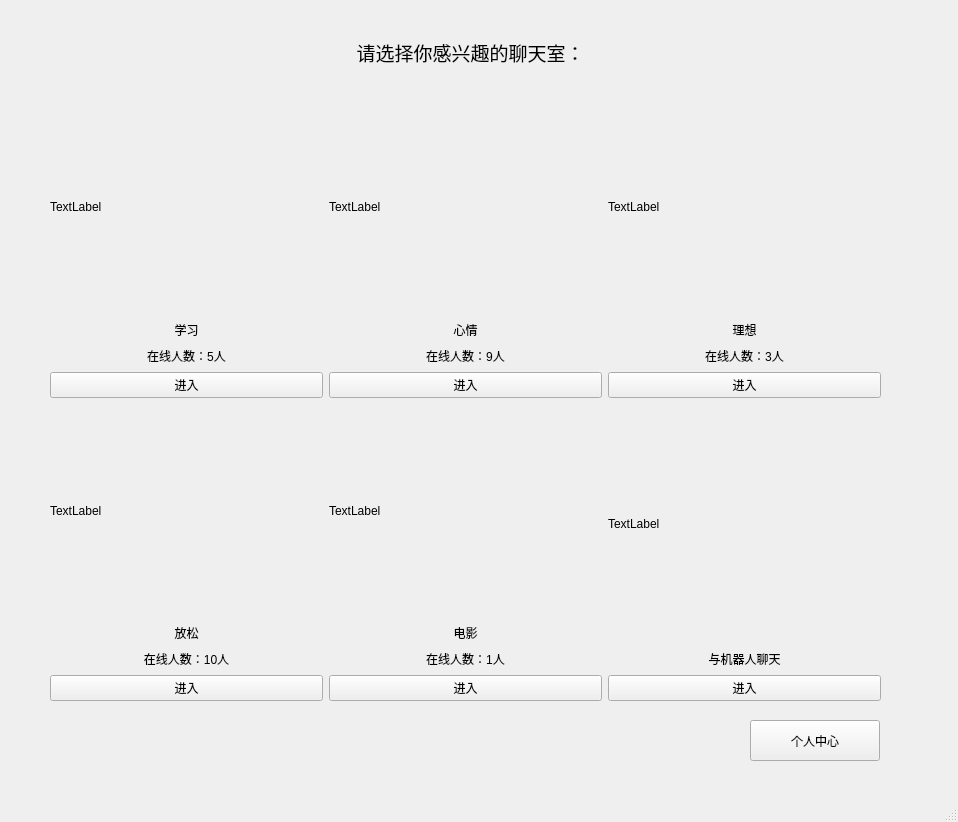
Old version of the form qt/home.ui in the repository kevin2li/network-programming-curriculum-project.
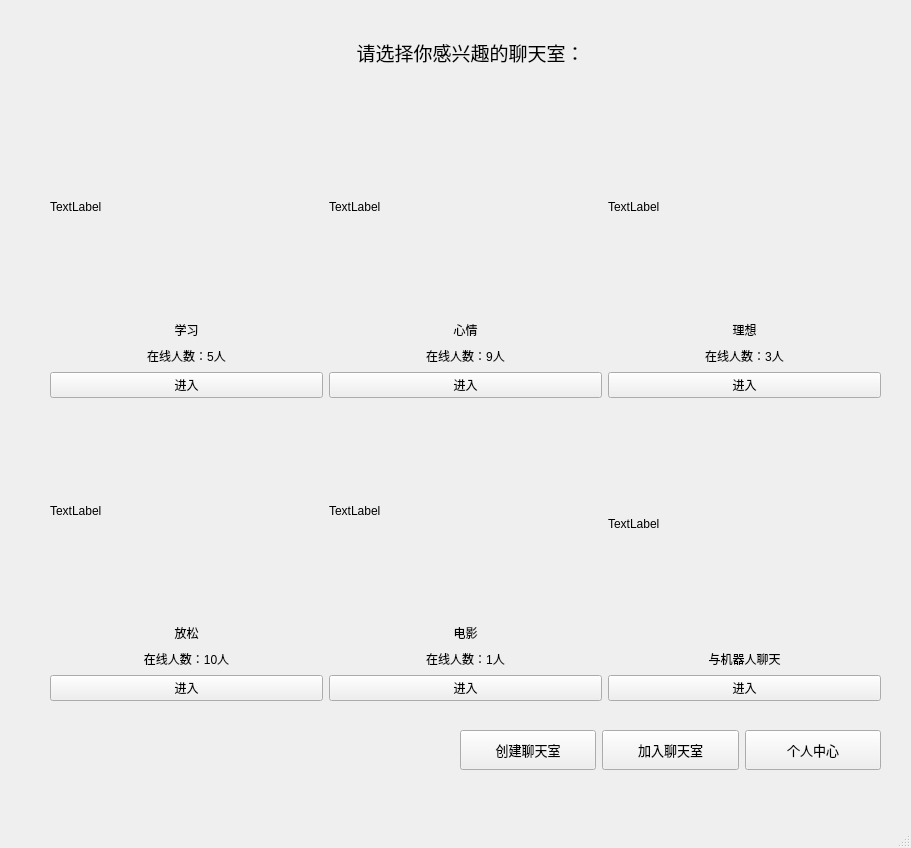
New version of the form.

What changed in the file:
```diff
--- a/qt/home.ui
+++ b/qt/home.ui
@@ -6,8 +6,8 @@
    <rect>
     <x>0</x>
     <y>0</y>
-    <width>958</width>
-    <height>822</height>
+    <width>911</width>
+    <height>848</height>
    </rect>
   </property>
   <property name="windowTitle">
@@ -367,18 +367,71 @@
      <set>Qt::AlignCenter</set>
     </property>
    </widget>
-   <widget class="QPushButton" name="pushButton_7">
+   <widget class="QWidget" name="layoutWidget">
     <property name="geometry">
      <rect>
-      <x>750</x>
-      <y>720</y>
-      <width>130</width>
-      <height>41</height>
+      <x>460</x>
+      <y>710</y>
+      <width>421</width>
+      <height>81</height>
      </rect>
     </property>
-    <property name="text">
-     <string>个人中心</string>
-    </property>
+    <layout class="QHBoxLayout" name="horizontalLayout">
+     <item>
+      <widget class="QPushButton" name="pushButton_9">
+       <property name="minimumSize">
+        <size>
+         <width>0</width>
+         <height>40</height>
+        </size>
+       </property>
+       <property name="font">
+        <font>
+         <pointsize>10</pointsize>
+        </font>
+       </property>
+       <property name="text">
+        <string>创建聊天室</string>
+       </property>
+      </widget>
+     </item>
+     <item>
+      <widget class="QPushButton" name="pushButton_8">
+       <property name="minimumSize">
+        <size>
+         <width>0</width>
+         <height>40</height>
+        </size>
+       </property>
+       <property name="font">
+        <font>
+         <pointsize>10</pointsize>
+        </font>
+       </property>
+       <property name="text">
+        <string>加入聊天室</string>
+       </property>
+      </widget>
+     </item>
+     <item>
+      <widget class="QPushButton" name="pushButton_7">
+       <property name="minimumSize">
+        <size>
+         <width>0</width>
+         <height>40</height>
+        </size>
+       </property>
+       <property name="font">
+        <font>
+         <pointsize>10</pointsize>
+        </font>
+       </property>
+       <property name="text">
+        <string>个人中心</string>
+       </property>
+      </widget>
+     </item>
+    </layout>
    </widget>
   </widget>
   <widget class="QMenuBar" name="menubar">
```
Left out of the diff: 36 changed lines with no effect on the pictures.
